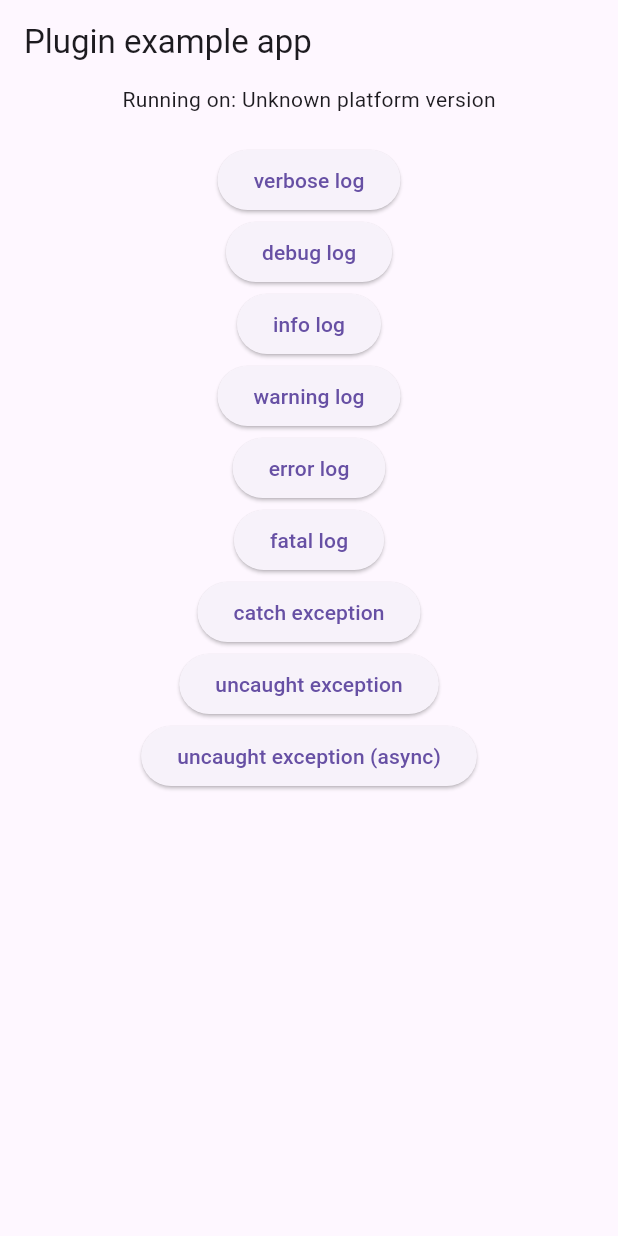
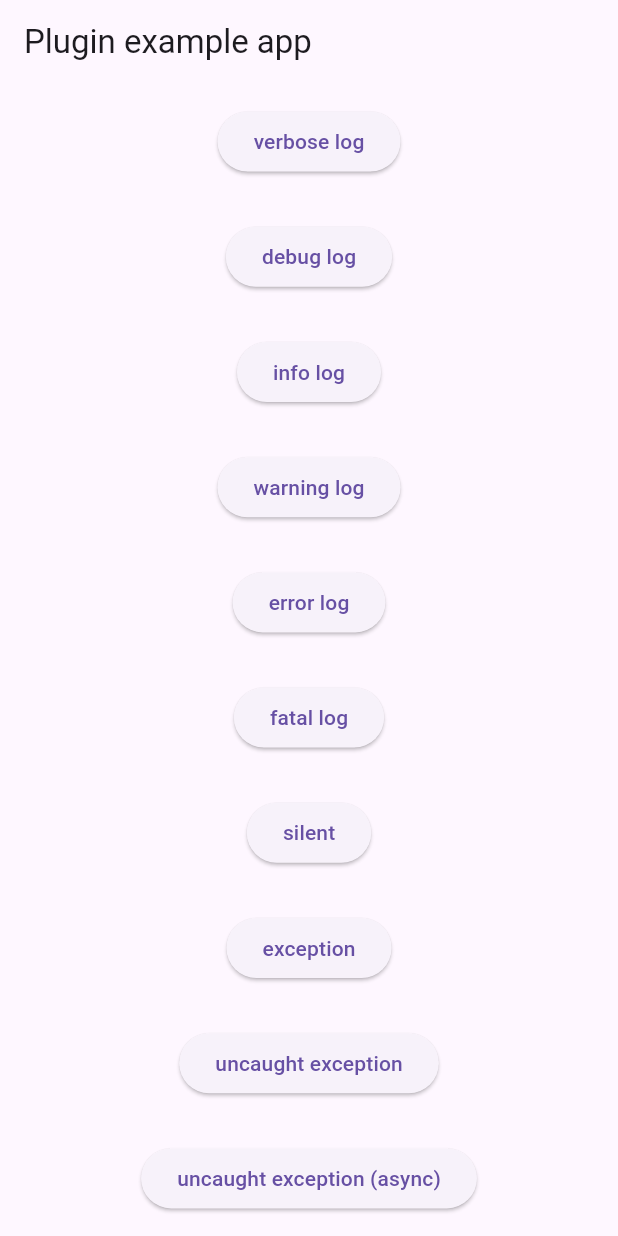
Before and after one commit to miyu1/simple_native_logger, a Flutter app: the screen it shows after launch, on a phone screen of 412 x 824 dp. Run offline on Flutter 3.47's test engine with Material 3 defaults, Android fonts, the phone set to English and light mode, and no system bars; our stand-ins replace plugin_platform_interface.

Commit message:
MissingPluginException to avoid using NativeLogger

```diff
--- a/example/lib/main.dart
+++ b/example/lib/main.dart
@@ -17,7 +17,8 @@ void main() {
   };
 
   PlatformDispatcher.instance.onError = (error, stack) {
-    if (error is PlatformException) {
+    if (error is PlatformException ||
+        error is MissingPluginException) {
       // error on method channel. cannot use native logger
       debugPrint("$error\n$stack");
     } else {
@@ -77,8 +78,9 @@ class _MyAppState extends State<MyApp> {
         ),
         body: Center(
           child: Column(
+            mainAxisAlignment: MainAxisAlignment.spaceAround,
             children: [
-              Text('Running on: $_platformVersion\n'),
+              //Text('Running on: $_platformVersion\n'),
               ElevatedButton(
                 onPressed: () {
                   _nativeLogger.v("verbose log");
@@ -115,6 +117,12 @@ class _MyAppState extends State<MyApp> {
                 },
                 child: const Text('fatal log')
               ),
+                            ElevatedButton(
+                onPressed: () {
+                  _nativeLogger.log(LogLevel.silent, "silent log", null);
+                },
+                child: const Text('silent')
+              ),
               ElevatedButton(
                 onPressed: () {
                   try {
@@ -124,7 +132,7 @@ class _MyAppState extends State<MyApp> {
                     _nativeLogger.e(ex, stack: stack);
                   }
                 },
-                child: const Text('catch exception')
+                child: const Text('exception')
               ),
               ElevatedButton(
                 onPressed: () {
```
